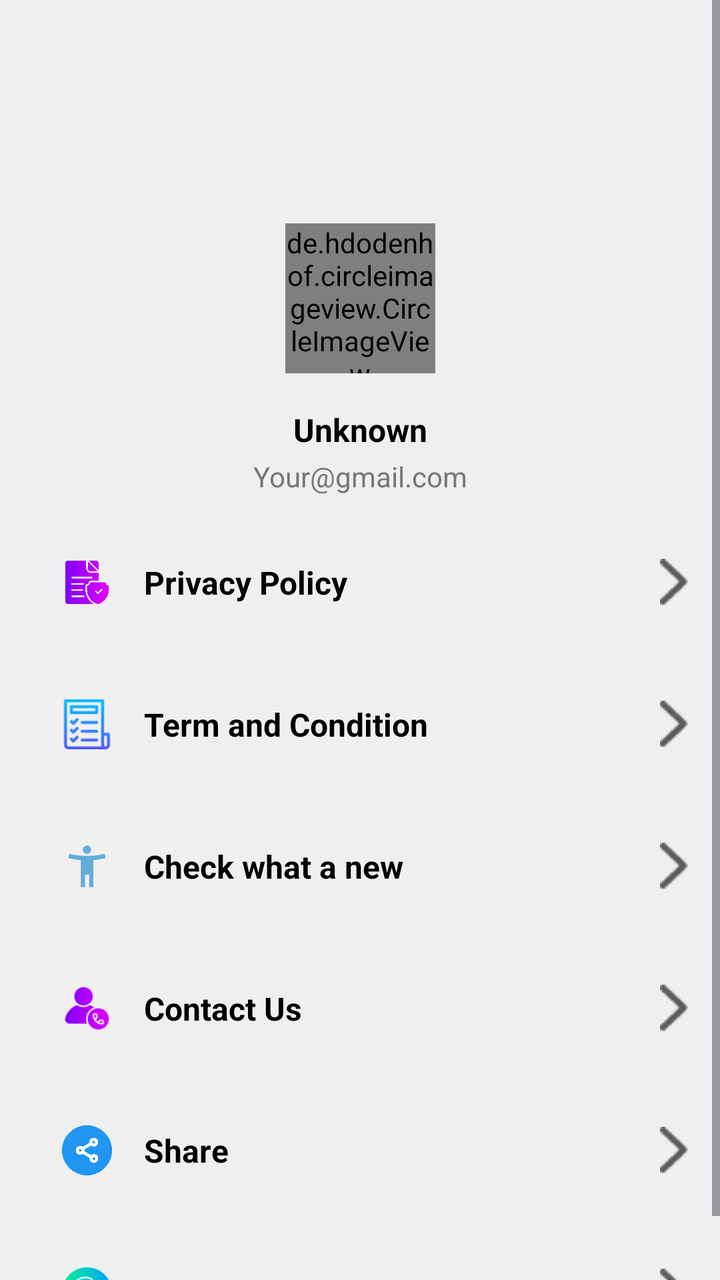
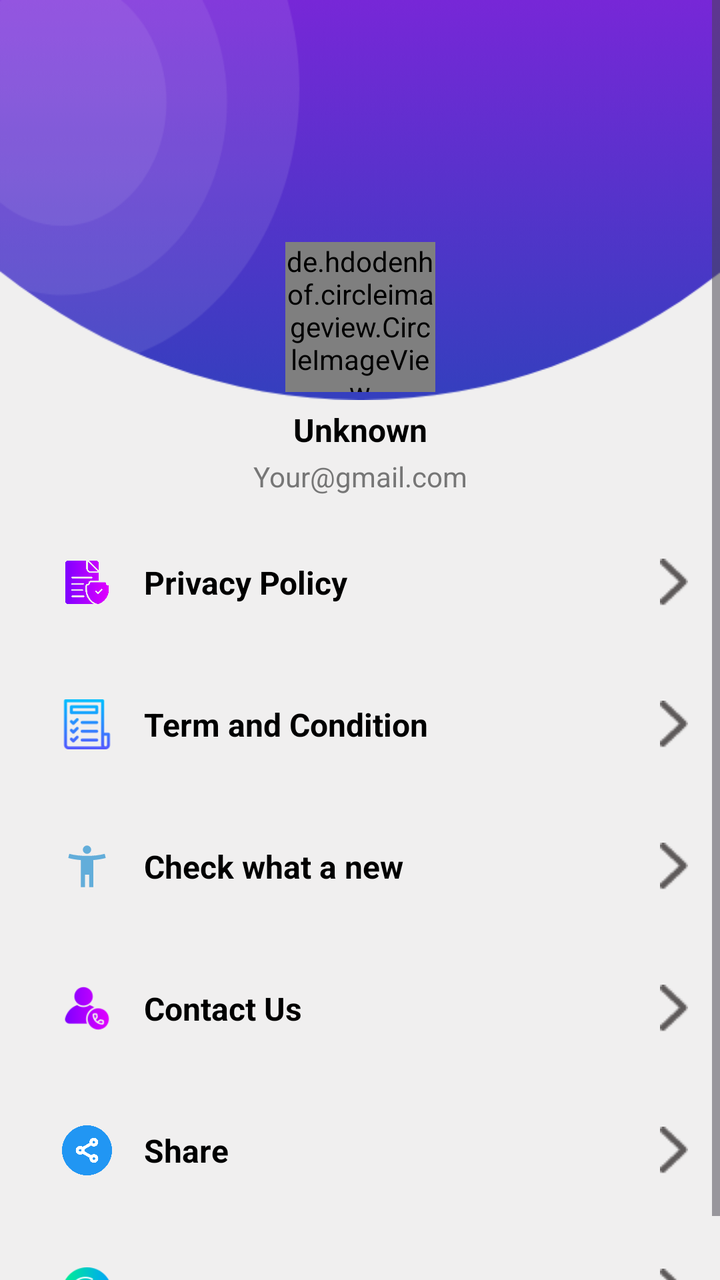

An Android layout rendered at two revisions. The XML below is the earlier revision; the diff shows what the commit changed to produce the second picture.
<!-- AndroidManifest.xml: application theme Theme.FinTrack -->
<!-- res/layout/fragment_profile.xml -->
<?xml version="1.0" encoding="utf-8"?>
<androidx.constraintlayout.widget.ConstraintLayout xmlns:android="http://schemas.android.com/apk/res/android"
    xmlns:tools="http://schemas.android.com/tools"
    android:layout_width="match_parent"
    android:layout_height="match_parent"
    android:fillViewport="true"
    android:background="#F0EFEF"
    xmlns:app="http://schemas.android.com/apk/res-auto"
    tools:context=".views.fragments.ProfileFragment">

    <ScrollView
        android:id="@+id/scrollView3"
        android:layout_width="match_parent"
        android:layout_height="match_parent"
        app:layout_constraintBottom_toBottomOf="parent"
        app:layout_constraintEnd_toEndOf="parent"
        app:layout_constraintStart_toStartOf="parent"
        app:layout_constraintTop_toTopOf="parent">

        <LinearLayout
            android:layout_width="match_parent"
            android:layout_height="wrap_content"
            android:orientation="vertical">

            <androidx.constraintlayout.widget.ConstraintLayout
                android:layout_width="match_parent"
                android:layout_height="200dp"
                android:background="#F0EFEF">

                <ImageView
                    android:id="@+id/imageView5"
                    android:layout_width="match_parent"
                    android:layout_height="51dp"
                    app:layout_constraintBottom_toBottomOf="parent"
                    app:layout_constraintEnd_toEndOf="parent"
                    app:layout_constraintStart_toStartOf="parent" />

                <View
                    android:id="@+id/fetchImage"
                    android:layout_width="0dp"
                    android:layout_height="0dp"
                    app:layout_constraintBottom_toBottomOf="@+id/profile_image"
                    app:layout_constraintEnd_toEndOf="@+id/profile_image"
                    app:layout_constraintStart_toStartOf="@+id/profile_image"
                    app:layout_constraintTop_toTopOf="@+id/profile_image" />

                <de.hdodenhof.circleimageview.CircleImageView
                    android:id="@+id/profile_image"
                    android:layout_width="75dp"
                    android:layout_height="75dp"
                    android:layout_marginTop="48dp"
                    android:src="@drawable/account"
                    app:layout_constraintBottom_toTopOf="@+id/imageView5"
                    app:layout_constraintEnd_toEndOf="parent"
                    app:layout_constraintStart_toStartOf="parent"
                    app:layout_constraintTop_toTopOf="@+id/imageView5" />

            </androidx.constraintlayout.widget.ConstraintLayout>

            <TextView
                android:id="@+id/usersName"
                android:layout_width="match_parent"
                android:layout_height="wrap_content"
                android:layout_marginTop="4dp"
                android:text="Unknown"
                android:textAlignment="center"
                android:textColor="@color/black"
                android:textSize="16sp"
                android:textStyle="bold"
                app:layout_constraintEnd_toEndOf="@+id/profile_image"
                app:layout_constraintStart_toStartOf="@+id/profile_image"
                app:layout_constraintTop_toBottomOf="@+id/profile_image" />

            <TextView
                android:id="@+id/usersEmail"
                android:layout_width="match_parent"
                android:layout_height="wrap_content"
                android:layout_marginTop="3dp"
                android:text="Your@gmail.com"
                android:textAlignment="center"
                android:textColor="#767676"
                app:layout_constraintEnd_toEndOf="@+id/profile_image"
                app:layout_constraintStart_toStartOf="@+id/profile_image"
                app:layout_constraintTop_toBottomOf="@+id/usersName" />

            <androidx.constraintlayout.widget.ConstraintLayout
                android:id="@+id/privacyPolicy"
                android:layout_width="match_parent"
                android:layout_height="match_parent"
                android:layout_marginStart="16dp"
                android:layout_marginTop="16dp"
                android:layout_marginEnd="16dp">

                <ImageView
                    android:id="@+id/imageView7"
                    android:layout_width="25dp"
                    android:layout_height="25dp"
                    android:layout_margin="15dp"
                    android:layout_marginStart="16dp"
                    android:src="@drawable/privacy"
                    app:layout_constraintBottom_toBottomOf="parent"
                    app:layout_constraintStart_toStartOf="parent"
                    app:layout_constraintTop_toTopOf="parent" />

                <TextView
                    android:layout_width="wrap_content"
                    android:layout_height="wrap_content"
                    android:layout_marginStart="16dp"
                    android:layout_weight="1"
                    android:text="Privacy Policy"
                    android:textColor="@color/black"
                    android:textSize="16sp"
                    android:textStyle="bold"
                    app:layout_constraintBottom_toBottomOf="parent"
                    app:layout_constraintStart_toEndOf="@+id/imageView7"
                    app:layout_constraintTop_toTopOf="parent" />

                <ImageView
                    android:layout_width="wrap_content"
                    android:layout_height="wrap_content"
                    android:src="@drawable/arrow"
                    app:layout_constraintBottom_toBottomOf="parent"
                    app:layout_constraintEnd_toEndOf="parent"
                    app:layout_constraintTop_toTopOf="parent" />

            </androidx.constraintlayout.widget.ConstraintLayout>

            <androidx.constraintlayout.widget.ConstraintLayout
                android:id="@+id/term"
                android:layout_width="match_parent"
                android:layout_height="match_parent"
                android:layout_marginStart="16dp"
                android:layout_marginTop="16dp"
                android:layout_marginEnd="16dp">

                <ImageView
                    android:id="@+id/imageViews"
                    android:layout_width="25dp"
                    android:layout_height="25dp"
                    android:layout_margin="15dp"
                    android:layout_marginStart="16dp"
                    android:src="@drawable/termofservice"
                    app:layout_constraintBottom_toBottomOf="parent"
                    app:layout_constraintStart_toStartOf="parent"
                    app:layout_constraintTop_toTopOf="parent" />

                <TextView
                    android:layout_width="wrap_content"
                    android:layout_height="wrap_content"
                    android:layout_marginStart="16dp"
                    android:layout_weight="1"
                    android:text="Term and Condition"
                    android:textColor="@color/black"
                    android:textSize="16sp"
                    android:textStyle="bold"
                    app:layout_constraintBottom_toBottomOf="parent"
                    app:layout_constraintStart_toEndOf="@+id/imageViews"
                    app:layout_constraintTop_toTopOf="parent" />

                <ImageView
                    android:layout_width="wrap_content"
                    android:layout_height="wrap_content"
                    android:src="@drawable/arrow"
                    app:layout_constraintBottom_toBottomOf="parent"
                    app:layout_constraintEnd_toEndOf="parent"
                    app:layout_constraintTop_toTopOf="parent" />

            </androidx.constraintlayout.widget.ConstraintLayout>

            <androidx.constraintlayout.widget.ConstraintLayout
                android:id="@+id/newTxt"
                android:layout_width="match_parent"
                android:layout_height="match_parent"
                android:layout_marginStart="16dp"
                android:layout_marginTop="16dp"
                android:layout_marginEnd="16dp">

                <ImageView
                    android:id="@+id/imageViewss"
                    android:layout_width="25dp"
                    android:layout_height="25dp"
                    android:layout_margin="15dp"
                    android:layout_marginStart="16dp"
                    android:src="@drawable/outline_accessibility_new_24"
                    app:layout_constraintBottom_toBottomOf="parent"
                    app:layout_constraintStart_toStartOf="parent"
                    app:layout_constraintTop_toTopOf="parent" />

                <TextView
                    android:layout_width="wrap_content"
                    android:layout_height="wrap_content"
                    android:layout_marginStart="16dp"
                    android:layout_weight="1"
                    android:text="Check what a new"
                    android:textColor="@color/black"
                    android:textSize="16sp"
                    android:textStyle="bold"
                    app:layout_constraintBottom_toBottomOf="parent"
                    app:layout_constraintStart_toEndOf="@+id/imageViewss"
                    app:layout_constraintTop_toTopOf="parent" />

                <ImageView
                    android:layout_width="wrap_content"
                    android:layout_height="wrap_content"
                    android:src="@drawable/arrow"
                    app:layout_constraintBottom_toBottomOf="parent"
                    app:layout_constraintEnd_toEndOf="parent"
                    app:layout_constraintTop_toTopOf="parent" />

            </androidx.constraintlayout.widget.ConstraintLayout>

            <androidx.constraintlayout.widget.ConstraintLayout
                android:id="@+id/contact"
                android:layout_width="match_parent"
                android:layout_height="match_parent"
                android:layout_marginStart="16dp"
                android:layout_marginTop="16dp"
                android:layout_marginEnd="16dp">

                <ImageView
                    android:id="@+id/imageViewsss"
                    android:layout_width="25dp"
                    android:layout_height="25dp"
                    android:layout_margin="15dp"
                    android:layout_marginStart="16dp"
                    android:src="@drawable/contactus"
                    app:layout_constraintBottom_toBottomOf="parent"
                    app:layout_constraintStart_toStartOf="parent"
                    app:layout_constraintTop_toTopOf="parent" />

                <TextView
                    android:layout_width="wrap_content"
                    android:layout_height="wrap_content"
                    android:layout_marginStart="16dp"
                    android:layout_weight="1"
                    android:text="Contact Us"
                    android:textColor="@color/black"
                    android:textSize="16sp"
                    android:textStyle="bold"
                    app:layout_constraintBottom_toBottomOf="parent"
                    app:layout_constraintStart_toEndOf="@+id/imageViewsss"
                    app:layout_constraintTop_toTopOf="parent" />

                <ImageView
                    android:layout_width="wrap_content"
                    android:layout_height="wrap_content"
                    android:src="@drawable/arrow"
                    app:layout_constraintBottom_toBottomOf="parent"
                    app:layout_constraintEnd_toEndOf="parent"
                    app:layout_constraintTop_toTopOf="parent" />

            </androidx.constraintlayout.widget.ConstraintLayout>

            <androidx.constraintlayout.widget.ConstraintLayout
                android:id="@+id/share"
                android:layout_width="match_parent"
                android:layout_height="match_parent"
                android:layout_marginStart="16dp"
                android:layout_marginTop="16dp"
                android:layout_marginEnd="16dp">

                <ImageView
                    android:id="@+id/imageViewssss"
                    android:layout_width="25dp"
                    android:layout_height="25dp"
                    android:layout_margin="15dp"
                    android:layout_marginStart="16dp"
                    android:src="@drawable/share"
                    app:layout_constraintBottom_toBottomOf="parent"
                    app:layout_constraintStart_toStartOf="parent"
                    app:layout_constraintTop_toTopOf="parent" />

                <TextView
                    android:layout_width="wrap_content"
                    android:layout_height="wrap_content"
                    android:layout_marginStart="16dp"
                    android:layout_weight="1"
                    android:text="Share"
                    android:textColor="@color/black"
                    android:textSize="16sp"
                    android:textStyle="bold"
                    app:layout_constraintBottom_toBottomOf="parent"
                    app:layout_constraintStart_toEndOf="@+id/imageViewssss"
                    app:layout_constraintTop_toTopOf="parent" />

                <ImageView
                    android:layout_width="wrap_content"
                    android:layout_height="wrap_content"
                    android:src="@drawable/arrow"
                    app:layout_constraintBottom_toBottomOf="parent"
                    app:layout_constraintEnd_toEndOf="parent"
                    app:layout_constraintTop_toTopOf="parent" />

            </androidx.constraintlayout.widget.ConstraintLayout>

            <androidx.constraintlayout.widget.ConstraintLayout
                android:id="@+id/logout"
                android:layout_width="match_parent"
                android:layout_height="match_parent"
                android:layout_marginStart="16dp"
                android:layout_marginTop="16dp"
                android:layout_marginEnd="16dp">

                <ImageView
                    android:id="@+id/imageViewes"
                    android:layout_width="25dp"
                    android:layout_height="25dp"
                    android:layout_margin="15dp"
                    android:layout_marginStart="16dp"
                    android:src="@drawable/logout"
                    app:layout_constraintBottom_toBottomOf="parent"
                    app:layout_constraintStart_toStartOf="parent"
                    app:layout_constraintTop_toTopOf="parent" />

                <TextView
                    android:layout_width="wrap_content"
                    android:layout_height="wrap_content"
                    android:layout_marginStart="16dp"
                    android:layout_weight="1"
                    android:text="Logout"
                    android:textColor="@color/black"
                    android:textSize="16sp"
                    android:textStyle="bold"
                    app:layout_constraintBottom_toBottomOf="parent"
                    app:layout_constraintStart_toEndOf="@+id/imageViewes"
                    app:layout_constraintTop_toTopOf="parent" />

                <ImageView
                    android:layout_width="wrap_content"
                    android:layout_height="wrap_content"
                    android:src="@drawable/arrow"
                    app:layout_constraintBottom_toBottomOf="parent"
                    app:layout_constraintEnd_toEndOf="parent"
                    app:layout_constraintTop_toTopOf="parent" />

            </androidx.constraintlayout.widget.ConstraintLayout>
        </LinearLayout>
    </ScrollView>

    <LinearLayout
        android:id="@+id/bannerAd"
        android:layout_width="match_parent"
        android:layout_height="wrap_content"
        android:layout_marginBottom="24dp"
        android:orientation="vertical"
        app:layout_constraintBottom_toBottomOf="parent"
        app:layout_constraintEnd_toEndOf="parent"
        app:layout_constraintStart_toStartOf="parent" />
</androidx.constraintlayout.widget.ConstraintLayout>
<!-- resources referenced by this layout -->
<resources>
  <color name="black">#FF000000</color>
  <!-- drawable account: png bitmap (drawable, 16459 bytes) -->
  <!-- drawable arrow: png bitmap (drawable, 362 bytes) -->
  <!-- drawable contactus: png bitmap (drawable, 1989 bytes) -->
  <!-- drawable logout: png bitmap (drawable, 3280 bytes) -->
  <!-- drawable outline_accessibility_new_24 (drawable) -->
  <vector xmlns:android="http://schemas.android.com/apk/res/android" android:height="24dp" android:tint="#62ADDA" android:viewportHeight="960" android:viewportWidth="960" android:width="24dp">
        
      <path android:fillColor="@android:color/white" android:pathData="M480,240Q447,240 423.5,216.5Q400,193 400,160Q400,127 423.5,103.5Q447,80 480,80Q513,80 536.5,103.5Q560,127 560,160Q560,193 536.5,216.5Q513,240 480,240ZM360,880L360,360Q300,355 238,345Q176,335 120,320L140,240Q218,261 306,270.5Q394,280 480,280Q566,280 654,270.5Q742,261 820,240L840,320Q784,335 722,345Q660,355 600,360L600,880L520,880L520,640L440,640L440,880L360,880Z"/>
      
  </vector>
  <!-- drawable privacy: png bitmap (drawable, 13067 bytes) -->
  <!-- drawable share: png bitmap (drawable, 22037 bytes) -->
  <!-- drawable termofservice: png bitmap (drawable, 2191 bytes) -->
  <style name="Theme.FinTrack" parent="Base.Theme.FinTrack" />
  <style name="Base.Theme.FinTrack" parent="Theme.Material3.DayNight.NoActionBar">
          
          <item name="colorPrimary">@color/white</item> --&gt;
      </style>
  <color name="white">#FFFFFFFF</color>
</resources>

<!-- the commit's change to res/layout/fragment_profile.xml (unified diff, before → after) -->
@@ -25,15 +25,7 @@
             <androidx.constraintlayout.widget.ConstraintLayout
                 android:layout_width="match_parent"
                 android:layout_height="200dp"
-                android:background="#F0EFEF">
-
-                <ImageView
-                    android:id="@+id/imageView5"
-                    android:layout_width="match_parent"
-                    android:layout_height="51dp"
-                    app:layout_constraintBottom_toBottomOf="parent"
-                    app:layout_constraintEnd_toEndOf="parent"
-                    app:layout_constraintStart_toStartOf="parent" />
+                android:background="@drawable/top_background">
 
                 <View
                     android:id="@+id/fetchImage"
@@ -48,12 +40,11 @@
                     android:id="@+id/profile_image"
                     android:layout_width="75dp"
                     android:layout_height="75dp"
-                    android:layout_marginTop="48dp"
+                    android:layout_marginBottom="4dp"
                     android:src="@drawable/account"
-                    app:layout_constraintBottom_toTopOf="@+id/imageView5"
-                    app:layout_constraintEnd_toEndOf="parent"
-                    app:layout_constraintStart_toStartOf="parent"
-                    app:layout_constraintTop_toTopOf="@+id/imageView5" />
+                    app:layout_constraintBottom_toBottomOf="parent"
+                    app:layout_constraintEnd_toEndOf="parent"
+                    app:layout_constraintStart_toStartOf="parent" />
 
             </androidx.constraintlayout.widget.ConstraintLayout>
 
<!-- resource entries referenced after the edit -->
@@ -14,6 +14,7 @@
   <!-- drawable privacy: png bitmap (drawable, 13067 bytes) -->
   <!-- drawable share: png bitmap (drawable, 22037 bytes) -->
   <!-- drawable termofservice: png bitmap (drawable, 2191 bytes) -->
+  <!-- drawable top_background: png bitmap (drawable, 21496 bytes) -->
   <style name="Theme.FinTrack" parent="Base.Theme.FinTrack" />
   <style name="Base.Theme.FinTrack" parent="Theme.Material3.DayNight.NoActionBar">
           
